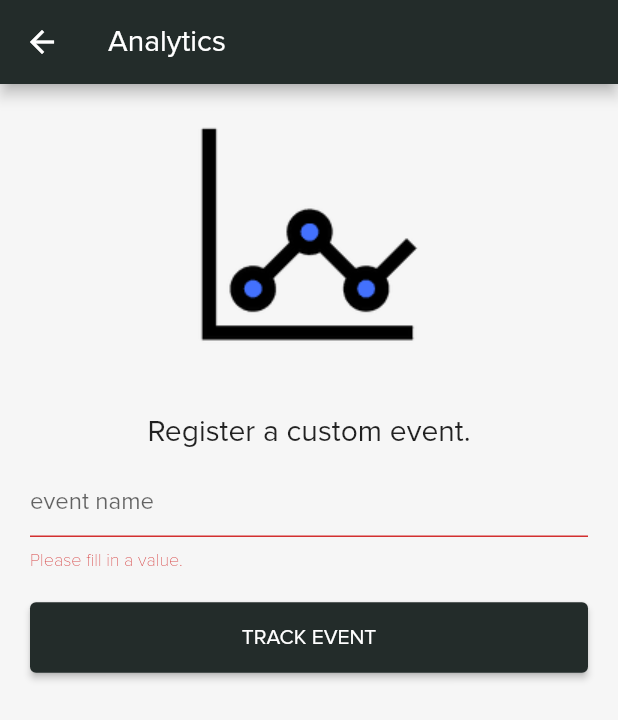
After one commit to Notificare/notificare-flutter-hybrid, a Flutter app: the Analytics screen opened by its route, after a tap on "TRACK EVENT", on a phone screen of 412 x 824 dp. The commit adds this screen. Shown: the top 720 px of the screen. Run offline on Flutter 3.47's test engine with Material 2 defaults, Android fonts, the phone set to English and light mode, and no system bars; our stand-ins replace cached_network_image, google_maps_flutter, location, package_info, shared_preferences, timeago and 2 more; missing offline and left inert: flutter_email_sender, location_permissions, notificare_push_lib; accounts and stored records are empty.

Commit message:
Move analytics handling to independent screen

```diff
--- a/lib/main.dart
+++ b/lib/main.dart
@@ -2,6 +2,7 @@ import 'dart:async';
 
 import 'package:demo_flutter/theme/notificare_colors.dart';
 import 'package:demo_flutter/ui/account_validation.dart';
+import 'package:demo_flutter/ui/analytics.dart';
 import 'package:demo_flutter/ui/beacons.dart';
 import 'package:demo_flutter/ui/forgot_password.dart';
 import 'package:demo_flutter/ui/home.dart';
@@ -142,6 +143,7 @@ class _MyAppState extends State<MyApp> {
                 );
               },
             ),
+        '/analytics': (content) => Analytics(),
         '/validate': (context) {
           final AccountValidationRouteParams arguments =
               ModalRoute.of(context).settings.arguments;
--- /dev/null
+++ b/lib/ui/analytics.dart
@@ -0,0 +1,124 @@
+import 'package:demo_flutter/theme/notificare_colors.dart';
+import 'package:demo_flutter/utils/dialog_utils.dart';
+import 'package:flutter/material.dart';
+import 'package:notificare_push_lib/notificare_push_lib.dart';
+
+class Analytics extends StatefulWidget {
+  @override
+  State<StatefulWidget> createState() => _AnalyticsState();
+}
+
+class _AnalyticsState extends State<Analytics> {
+  final _notificare = NotificarePushLib();
+  final _eventNameTextController = TextEditingController();
+
+  bool _isLoading = false;
+  String _eventName = '';
+  String _eventNameError;
+
+  @override
+  Widget build(BuildContext context) {
+    return Scaffold(
+      appBar: AppBar(
+        title: Text('Analytics'),
+      ),
+      body: Stack(
+        alignment: AlignmentDirectional.center,
+        children: <Widget>[
+          Visibility(
+            visible: _isLoading,
+            child: Center(
+              child: CircularProgressIndicator(),
+            ),
+          ),
+          Visibility(
+            visible: !_isLoading,
+            child: SingleChildScrollView(
+              child: Column(
+                crossAxisAlignment: CrossAxisAlignment.stretch,
+                children: <Widget>[
+                  Padding(padding: EdgeInsets.only(top: 20)),
+                  Image.asset(
+                    'assets/images/profits.png',
+                    height: 160,
+                  ),
+                  Container(
+                    padding: EdgeInsets.fromLTRB(20, 40, 20, 10),
+                    child: Center(
+                      child: Text(
+                        'Register a custom event.',
+                        style: Theme.of(context).textTheme.title,
+                        textAlign: TextAlign.center,
+                      ),
+                    ),
+                  ),
+                  Container(
+                    padding: EdgeInsets.symmetric(horizontal: 20),
+                    child: TextField(
+                      controller: _eventNameTextController,
+                      decoration: InputDecoration(
+                        hintText: 'event name',
+                        errorText: _eventNameError,
+                      ),
+                      keyboardType: TextInputType.text,
+                      onChanged: (value) => setState(() {
+                        _eventName = value;
+                        _eventNameError = null;
+                      }),
+                      onSubmitted: (_) => _onTrackEventPressed(),
+                    ),
+                  ),
+                  Container(
+                    padding: EdgeInsets.all(20),
+                    child: ConstrainedBox(
+                      constraints: BoxConstraints(minWidth: double.infinity),
+                      child: RaisedButton(
+                        color: NotificareColors.outerSpace,
+                        textColor: Colors.white,
+                        padding: EdgeInsets.all(15),
+                        child: Text('Track event'.toUpperCase()),
+                        onPressed: _onTrackEventPressed,
+                      ),
+                    ),
+                  ),
+                ],
+              ),
+            ),
+          )
+        ],
+      ),
+    );
+  }
+
+  Future<void> _onTrackEventPressed() async {
+    final eventName = _eventName.trim();
+
+    if (eventName.length <= 0) {
+      return setState(() => _eventNameError = 'Please fill in a value.');
+    }
+
+    try {
+      setState(() => _isLoading = true);
+
+      await _notificare.logCustomEvent(eventName, {});
+
+      await showAlertDialog(
+        context: context,
+        message:
+            'Custom event registered successfully. Please check your dashboard to see the results for this event name.',
+      );
+
+      setState(() {
+        _isLoading = false;
+        _eventNameTextController.clear();
+      });
+    } catch (err) {
+      await showAlertDialog(
+        context: context,
+        message: err.message,
+      );
+
+      setState(() => _isLoading = false);
+    }
+  }
+}
```
Also changed, not shown: lib/ui/home.dart (+0 -79 lines), assets/images/profits.png (added).
